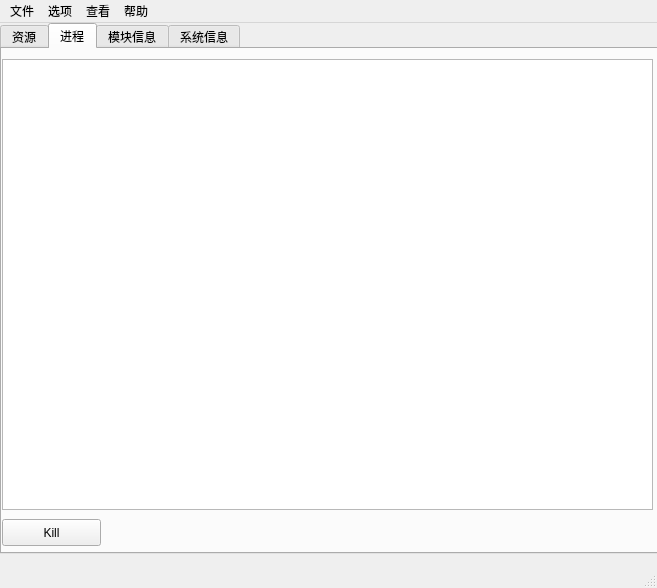
First picture: the form in lab4/mainwindow.ui, repository QYCccccc/OS_Course_Design, before the edit.
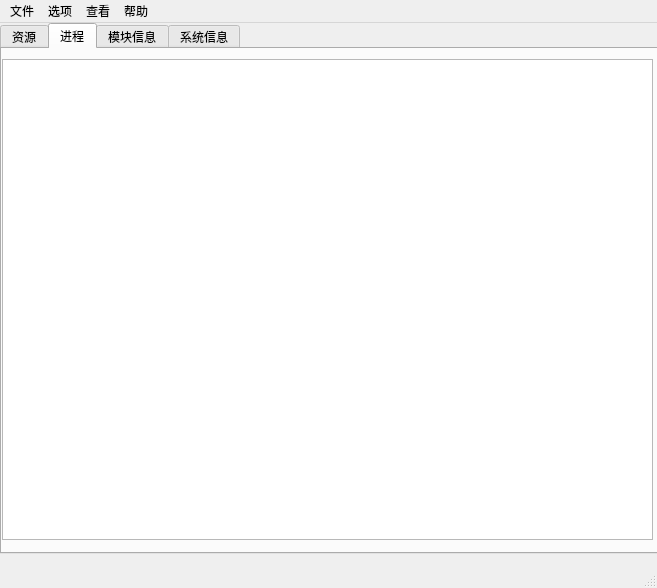
Second picture: the form after the edit.

Diff of the .ui file:
```diff
--- a/lab4/mainwindow.ui
+++ b/lab4/mainwindow.ui
@@ -243,26 +243,13 @@
      <attribute name="title">
       <string>进程</string>
      </attribute>
-     <widget class="QPushButton" name="pushButton_kill">
-      <property name="geometry">
-       <rect>
-        <x>0</x>
-        <y>470</y>
-        <width>99</width>
-        <height>27</height>
-       </rect>
-      </property>
-      <property name="text">
-       <string>Kill</string>
-      </property>
-     </widget>
      <widget class="QTableWidget" name="tableWidget_proc">
       <property name="geometry">
        <rect>
         <x>0</x>
         <y>10</y>
         <width>651</width>
-        <height>451</height>
+        <height>481</height>
        </rect>
       </property>
      </widget>
```
Left out of the diff: 7 changed lines with no effect on the pictures.
